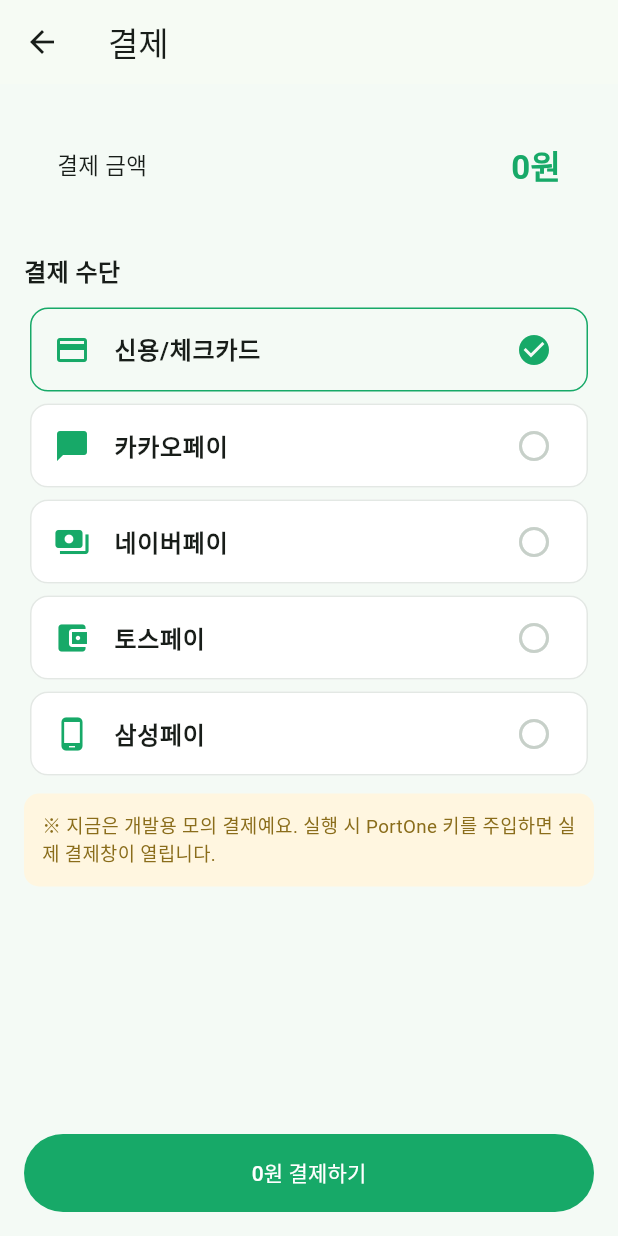
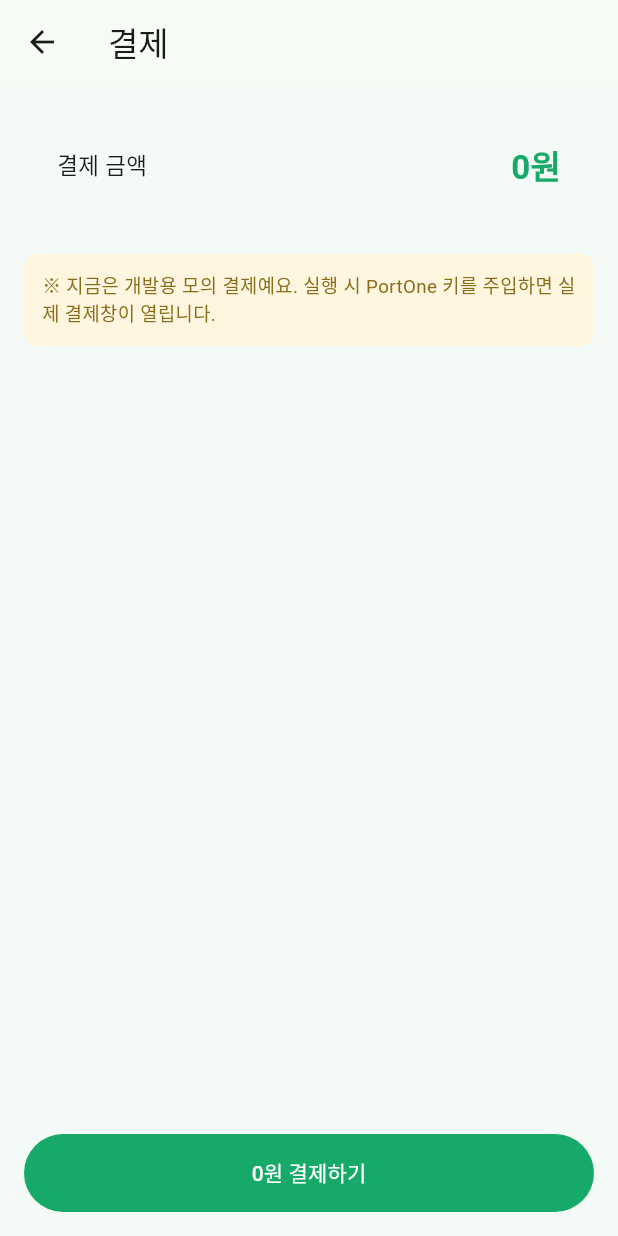
Before and after one commit to Tae0072/Oven-up, a Flutter app: the PaymentPage screen opened directly with empty values, on a phone screen of 412 x 824 dp. Run offline on Flutter 3.47's test engine with Material 3 defaults, Android fonts, the phone set to English and light mode, and no system bars; our stand-ins replace firebase_core, firebase_messaging, flutter_local_notifications, shared_preferences, web; missing offline and left inert: dart:js_interop, flutter_naver_login, kakao_flutter_sdk_user, portone_flutter; accounts and stored records are empty.

Commit message:
feat: remove payment method selector, always open Inicis(CARD) window

```diff
--- a/app/lib/screens/payment_page.dart
+++ b/app/lib/screens/payment_page.dart
@@ -13,24 +13,9 @@
 import '../utils/format.dart';
 import 'order_complete_page.dart';
 
-/// 결제 수단 정의 (03_기능 §5). code는 서버로 보내는 값.
-class _PayMethod {
-  final String code;
-  final String label;
-  final IconData icon;
-  const _PayMethod(this.code, this.label, this.icon);
-}
-
-const List<_PayMethod> _methods = [
-  _PayMethod('CARD', '신용/체크카드', Icons.credit_card),
-  _PayMethod('KAKAOPAY', '카카오페이', Icons.chat_bubble),
-  _PayMethod('NAVERPAY', '네이버페이', Icons.payments),
-  _PayMethod('TOSSPAY', '토스페이', Icons.account_balance_wallet),
-  _PayMethod('SAMSUNGPAY', '삼성페이', Icons.phone_android),
-];
-
 /// S7. 결제 화면 (02_화면_정의서 S7 / 05_API §5).
-/// 결제 수단을 고르고 결제한다. 지금은 개발용 모의 결제(실제 결제창은 이후 연동).
+/// 결제수단 선택 없이 이니시스(카드 채널) 결제창을 바로 연다.
+/// 이니시스 창 안에서 카드/삼성페이 등 수단을 고를 수 있어 별도 선택 UI는 제거했다.
 class PaymentPage extends StatefulWidget {
   final int orderId;
   final String orderNo;
@@ -44,7 +29,7 @@
 
 class _PaymentPageState extends State<PaymentPage> {
   final OrderApi _orderApi = OrderApi();
-  String _method = _methods.first.code;
+  static const String _method = 'CARD'; // 이니시스 채널 고정
   bool _paying = false;
 
   Future<void> _pay() async {
@@ -154,28 +139,6 @@
             ),
           ),
           const SizedBox(height: 20),
-          const Text('결제 수단', style: TextStyle(fontSize: 16, fontWeight: FontWeight.bold)),
-          const SizedBox(height: 8),
-          ..._methods.map((m) {
-            final selected = _method == m.code;
-            return Card(
-              elevation: 0,
-              color: selected ? AppColors.bg : Colors.white,
-              shape: RoundedRectangleBorder(
-                borderRadius: BorderRadius.circular(12),
-                side: BorderSide(color: selected ? AppColors.primary : const Color(0xFFE3E8E4)),
-              ),
-              child: ListTile(
-                onTap: () => setState(() => _method = m.code),
-                leading: Icon(m.icon, color: AppColors.primary),
-                title: Text(m.label, style: const TextStyle(fontWeight: FontWeight.w600)),
-                trailing: selected
-                    ? const Icon(Icons.check_circle, color: AppColors.primary)
-                    : const Icon(Icons.circle_outlined, color: Color(0xFFC7D0C9)),
-              ),
-            );
-          }),
-          const SizedBox(height: 8),
           Container(
             padding: const EdgeInsets.all(12),
             decoration: BoxDecoration(
```
